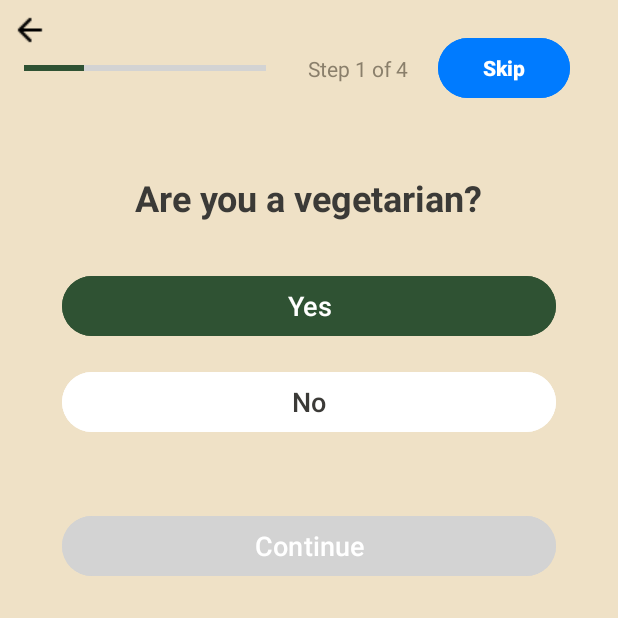
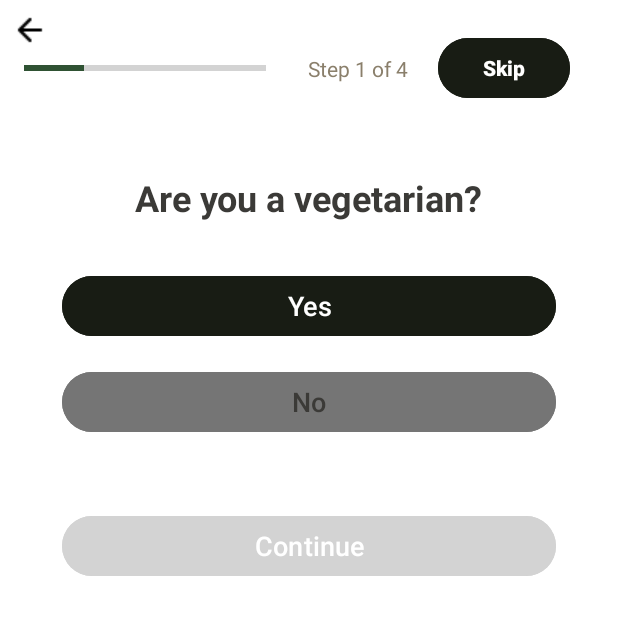
Before and after one commit to panchaliSam/Recipeez_Y2S2_MIT, an Android app: the QuestionnaireScreen screen opened directly, with no data from a screen before it, on a phone screen of 412 x 824 dp, the top half of it. Run offline under Robolectric (Android 15) with nearby library versions, the phone set to English and light mode, and no system bars; our stand-ins replace Firebase (no records; nobody signed in at launch, a user with empty details on screens opened directly).

Commit message:
Fix the back btn

```diff
--- a/app/src/main/AndroidManifest.xml
+++ b/app/src/main/AndroidManifest.xml
@@ -29,7 +29,7 @@
             android:name=".view.activities.AllergyScreen"
             android:exported="false" />
         <activity
-            android:name=".view.activities.VegScreen"
+            android:name=".view.activities.CuisinesScreen"
             android:exported="false" />
         <activity
             android:name=".view.activities.UserAccountScreen"
--- a/app/src/main/java/com/example/recipeez/view/activities/AllergyScreen.kt
+++ b/app/src/main/java/com/example/recipeez/view/activities/AllergyScreen.kt
@@ -60,7 +60,7 @@ class AllergyScreen : AppCompatActivity() {
         setUpAllergySelection(wheatAllergyButton, "Wheat")
 
         backButton.setOnClickListener {
-            val intent = Intent(this, VegScreen::class.java)
+            val intent = Intent(this, CuisinesScreen::class.java)
             startActivity(intent)
             finish()
         }
--- a/app/src/main/java/com/example/recipeez/view/activities/VegScreen.kt
+++ b/app/src/main/java/com/example/recipeez/view/activities/CuisinesScreen.kt
@@ -11,7 +11,7 @@ import com.example.recipeez.R
 import com.google.firebase.auth.FirebaseAuth
 import com.google.firebase.database.FirebaseDatabase
 
-class VegScreen : AppCompatActivity() {
+class CuisinesScreen : AppCompatActivity() {
 
     private lateinit var backButton: ImageButton
     private lateinit var skipButton: Button
@@ -31,7 +31,7 @@ class VegScreen : AppCompatActivity() {
     @SuppressLint("MissingInflatedId")
     override fun onCreate(savedInstanceState: Bundle?) {
         super.onCreate(savedInstanceState)
-        setContentView(R.layout.activity_veg_screen)
+        setContentView(R.layout.activity_couisines_screen)
 
         // Initialize Firebase Auth
         firebaseAuth = FirebaseAuth.getInstance()
--- a/app/src/main/java/com/example/recipeez/view/activities/QuestionnaireScreen.kt
+++ b/app/src/main/java/com/example/recipeez/view/activities/QuestionnaireScreen.kt
@@ -66,7 +66,7 @@ class QuestionnaireScreen : AppCompatActivity() {
         }
 
         skipButton.setOnClickListener {
-            val intent = Intent(this, VegScreen::class.java)
+            val intent = Intent(this, CuisinesScreen::class.java)
             startActivity(intent)
             finish()
         }
@@ -106,7 +106,7 @@ class QuestionnaireScreen : AppCompatActivity() {
                         Toast.makeText(this, "Selection saved successfully!", Toast.LENGTH_SHORT)
                             .show()
 
-                        val intent = Intent(this, VegScreen::class.java)
+                        val intent = Intent(this, CuisinesScreen::class.java)
                         startActivity(intent)
                         finish()
 
--- a/app/src/main/res/layout/activity_allergy_screen.xml
+++ b/app/src/main/res/layout/activity_allergy_screen.xml
@@ -13,8 +13,8 @@
     <!-- Back Button -->
     <ImageButton
         android:id="@+id/backButton"
-        android:layout_width="wrap_content"
-        android:layout_height="wrap_content"
+        android:layout_width="61dp"
+        android:layout_height="57dp"
         android:layout_gravity="start"
         android:background="@null"
         android:contentDescription="Back"
--- a/app/src/main/res/layout/activity_veg_screen.xml
+++ b/app/src/main/res/layout/activity_couisines_screen.xml
@@ -8,12 +8,12 @@
     android:background="@color/white"
     android:orientation="vertical"
     android:padding="16dp"
-    tools:context=".view.activities.VegScreen">
+    tools:context=".view.activities.CuisinesScreen">
     <!-- Back Button -->
     <ImageButton
         android:id="@+id/backButton"
-        android:layout_width="wrap_content"
-        android:layout_height="wrap_content"
+        android:layout_width="80dp"
+        android:layout_height="70dp"
         android:layout_gravity="start"
         android:background="@null"
         android:contentDescription="Back"
--- a/app/src/main/res/layout/activity_questionnaire_screen.xml
+++ b/app/src/main/res/layout/activity_questionnaire_screen.xml
@@ -4,7 +4,7 @@
     xmlns:tools="http://schemas.android.com/tools"
     android:layout_width="match_parent"
     android:layout_height="match_parent"
-    android:background="#EFE1C6"
+    android:background="@color/white"
     tools:context=".view.activities.QuestionnaireScreen">
     <!-- Back Button -->
     <ImageButton
@@ -21,20 +21,20 @@
         android:id="@+id/progressBarContainer"
         android:layout_width="0dp"
         android:layout_height="wrap_content"
+        android:gravity="center_vertical"
         android:orientation="horizontal"
         android:padding="16dp"
         app:layout_constraintEnd_toEndOf="parent"
         app:layout_constraintStart_toStartOf="parent"
-        app:layout_constraintTop_toTopOf="parent"
-        android:gravity="center_vertical">
+        app:layout_constraintTop_toTopOf="parent">
 
         <!-- Progress Indicator -->
         <LinearLayout
             android:layout_width="0dp"
             android:layout_height="wrap_content"
-            android:orientation="horizontal"
+            android:layout_marginEnd="8dp"
             android:layout_weight="1"
-            android:layout_marginEnd="8dp">
+            android:orientation="horizontal">
 
             <!-- Active step -->
             <View
@@ -68,8 +68,8 @@
             android:id="@+id/stepTextView"
             android:layout_width="wrap_content"
             android:layout_height="wrap_content"
+            android:layout_margin="20dp"
             android:layout_marginTop="2dp"
-            android:layout_margin="20dp"
             android:layout_marginEnd="16dp"
             android:text="Step 1 of 4"
             android:textColor="#8A7F6B"
@@ -81,7 +81,7 @@
             android:layout_width="wrap_content"
             android:layout_height="wrap_content"
             android:layout_marginEnd="16dp"
-            android:backgroundTint="#007BFF"
+            android:backgroundTint="@color/btnActive"
             android:text="Skip"
             android:textColor="#FFFFFF"
             android:textSize="14sp"
@@ -110,7 +110,7 @@
         android:layout_width="0dp"
         android:layout_height="wrap_content"
         android:layout_marginTop="32dp"
-        android:backgroundTint="#2F5233"
+        android:backgroundTint="@color/btnActive"
         android:text="Yes"
         android:textColor="#FFFFFF"
         android:textSize="18sp"
@@ -125,7 +125,7 @@
         android:layout_width="0dp"
         android:layout_height="wrap_content"
         android:layout_marginTop="16dp"
-        android:backgroundTint="#FFFFFF"
+        android:backgroundTint="@color/hintColor"
         android:text="No"
         android:textColor="#3B3A37"
         android:textSize="18sp"
```
Also changed, not shown: app/src/main/res/drawable/american.jpg (added), app/src/main/res/drawable/french.jpg (added), app/src/main/res/drawable/italian.jpg (added), app/src/main/res/drawable/spanish.jpg (added), app/src/main/res/drawable/thai.jpeg (added).
